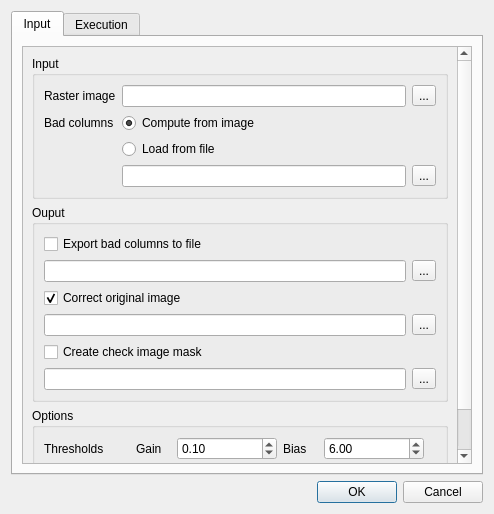
Qt form python/plugins/sumbandilasat/tools/columncorrector/columncorrector.ui (timlinux/QGIS) before a commit.
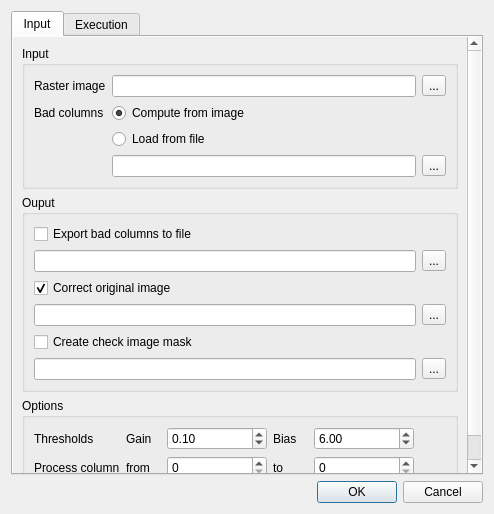
The same form after that commit. Icons and pictures are not drawn.

Commit message: In progress updates to column corrector ui

Diff of the .ui file:
```diff
--- a/python/plugins/sumbandilasat/tools/columncorrector/columncorrector.ui
+++ b/python/plugins/sumbandilasat/tools/columncorrector/columncorrector.ui
@@ -38,8 +38,14 @@
        <string>Input</string>
       </attribute>
       <layout class="QGridLayout" name="gridLayout_5">
+       <property name="margin">
+        <number>0</number>
+       </property>
        <item row="0" column="0">
         <widget class="QScrollArea" name="scrollArea">
+         <property name="frameShape">
+          <enum>QFrame::NoFrame</enum>
+         </property>
          <property name="widgetResizable">
           <bool>true</bool>
          </property>
@@ -48,8 +54,8 @@
            <rect>
             <x>0</x>
             <y>0</y>
-            <width>450</width>
-            <height>421</height>
+            <width>470</width>
+            <height>441</height>
            </rect>
           </property>
           <layout class="QGridLayout" name="gridLayout_7">
```
Left out of the diff: 163 changed lines with no effect on the pictures. The commit also changes 1 other file.
